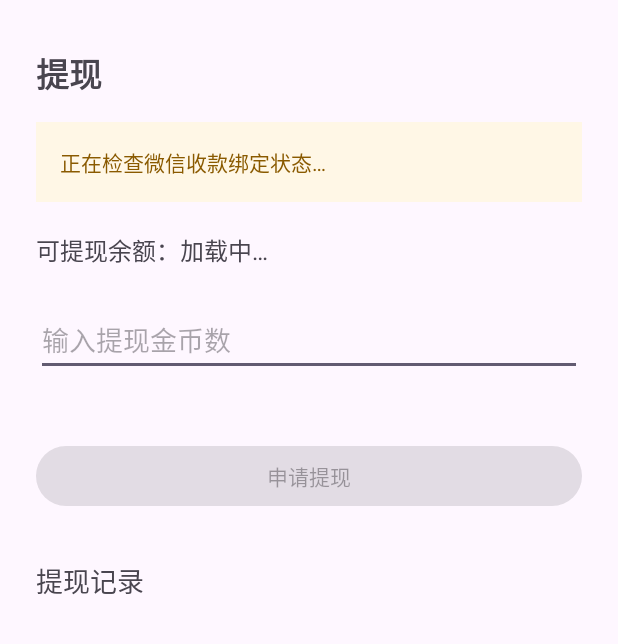
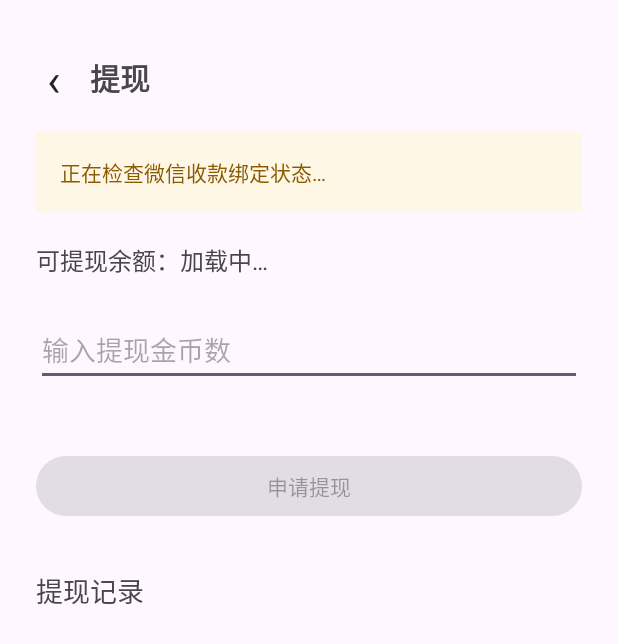
Before and after one commit to Tony0223/redbao, an Android app: the layout activity_withdrawal.xml on its own in the app's theme, with its tools: preview values and no code run, on a phone screen of 412 x 824 dp. Shown: the top 644 px of the screen. Run offline under Robolectric (Android 15) with nearby library versions, the phone set to English and light mode, and no system bars.

Commit message:
feat: 提现页返回按钮 + 后台网站开关 + 协议空内容显示空白
1. 提现页(WithdrawalActivity)补上返回按钮。
2. 后台新增“网站开关”(仅超管可见)：可开启/关闭网站并自定义关闭提示；
   /api/app/config 返回 site_enabled/site_closed_msg；App 启动(LoginActivity)先查开关，
   关闭时整屏只显示“网站已关闭，请联系管理员”，拦住一切；拉不到配置按开启处理。
3. 隐私协议/用户协议后台没填内容时显示空白页，不再显示“暂无内容”(加载失败仍提示)。

Co-Authored-By: Claude Opus 4.8 <noreply@anthropic.com>
Claude-Session: https://claude.ai/code/session_01XRbkrZTHoVy4fuLVcFCGXi

```diff
--- a/android/app/src/main/java/com/tonyfeng/jinshisuda/activity/WithdrawalActivity.java
+++ b/android/app/src/main/java/com/tonyfeng/jinshisuda/activity/WithdrawalActivity.java
@@ -66,6 +66,8 @@ public class WithdrawalActivity extends AppCompatActivity {
         }
 
         setContentView(R.layout.activity_withdrawal);
+
+        findViewById(R.id.btn_back).setOnClickListener(v -> finish());
 
         layoutAuth = findViewById(R.id.layout_auth);
         tvAuthStatus = findViewById(R.id.tv_auth_status);
--- a/android/app/src/main/res/layout/activity_withdrawal.xml
+++ b/android/app/src/main/res/layout/activity_withdrawal.xml
@@ -8,13 +8,31 @@
     android:paddingTop="32dp"
     android:paddingBottom="16dp">
 
-    <TextView
-        android:layout_width="wrap_content"
+    <LinearLayout
+        android:layout_width="match_parent"
         android:layout_height="wrap_content"
-        android:text="提现"
-        android:textSize="22sp"
-        android:textStyle="bold"
-        android:paddingBottom="16dp" />
+        android:gravity="center_vertical"
+        android:orientation="horizontal"
+        android:paddingBottom="16dp">
+
+        <TextView
+            android:id="@+id/btn_back"
+            android:layout_width="40dp"
+            android:layout_height="40dp"
+            android:layout_marginLeft="-8dp"
+            android:gravity="center"
+            android:text="‹"
+            android:textColor="#222222"
+            android:textSize="30sp" />
+
+        <TextView
+            android:layout_width="wrap_content"
+            android:layout_height="wrap_content"
+            android:layout_marginLeft="4dp"
+            android:text="提现"
+            android:textSize="20sp"
+            android:textStyle="bold" />
+    </LinearLayout>
 
     <!-- 微信收款绑定（免确认收款授权）：只需绑定一次 -->
     <LinearLayout
```
Also changed, not shown: android/app/src/main/java/com/tonyfeng/jinshisuda/LoginActivity.java (+64 -17 lines), android/app/src/main/java/com/tonyfeng/jinshisuda/activity/ContentActivity.java (+4 -8 lines), 2 other files.
